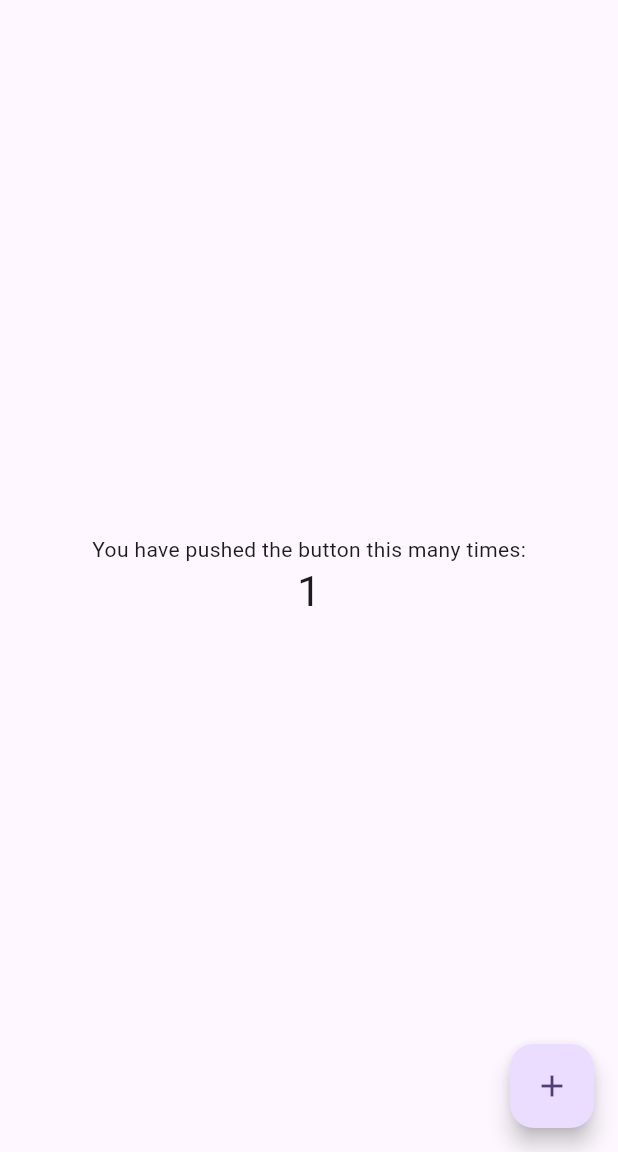
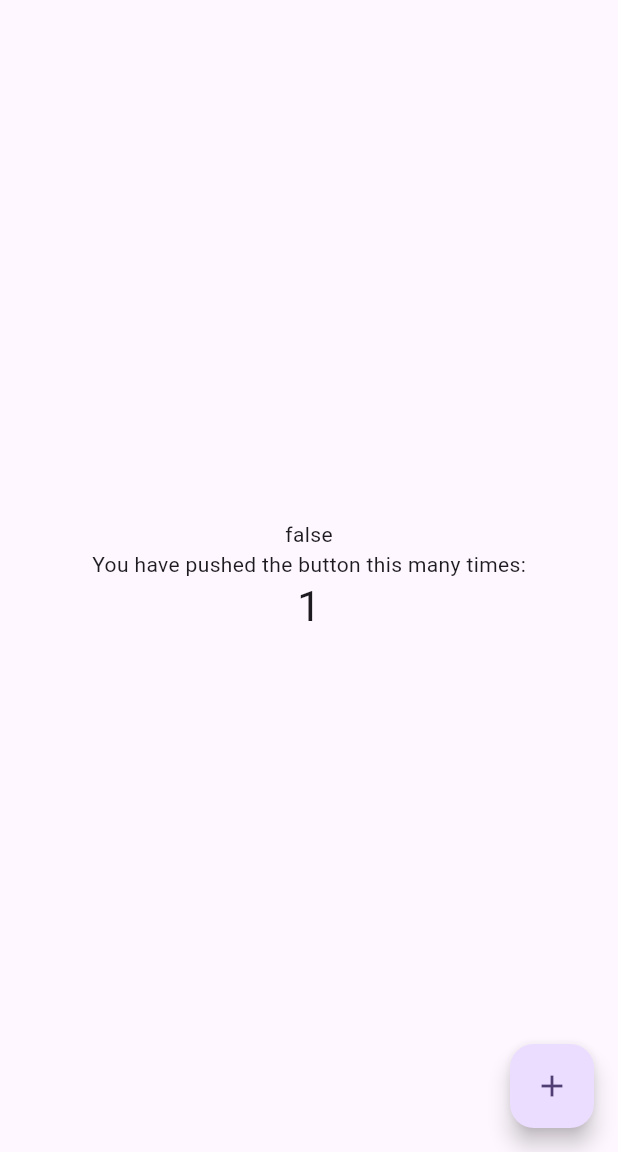
Before and after one commit to Bill-GD/topix-mobile, a Flutter app: the screen it shows after launch, after a tap on the "add" icon, on a phone screen of 412 x 824 dp, the part 84-1236 px from its top. Run offline on Flutter 3.47's test engine with Material 3 defaults, Android fonts, the phone set to English and light mode, and no system bars; our stand-ins replace firebase_core, firebase_remote_config; accounts and stored records are empty.

```diff
--- a/lib/app.dart
+++ b/lib/app.dart
@@ -1,6 +1,7 @@
 import 'package:flutter/material.dart';
 
 import 'ui/core/widget_error.dart';
+import 'utils/constants.dart';
 
 class TopixApp extends StatelessWidget {
   final GlobalKey<NavigatorState> navKey;
@@ -92,8 +93,15 @@ class _MyHomePageState extends State<MyHomePage> {
           // wireframe for each widget.
           mainAxisAlignment: .center,
           children: [
+            ValueListenableBuilder<bool>(
+              valueListenable: Constants.emailVerificationEnabled,
+              builder: (_, value, _) => Text('$value'),
+            ),
             const Text('You have pushed the button this many times:'),
-            Text('$_counter', style: Theme.of(context).textTheme.headlineMedium),
+            Text(
+              '$_counter',
+              style: Theme.of(context).textTheme.headlineMedium,
+            ),
           ],
         ),
       ),
--- a/lib/main.dart
+++ b/lib/main.dart
@@ -2,10 +2,18 @@ import 'dart:ui';
 
 import 'package:flutter/material.dart';
 
+import 'package:firebase_core/firebase_core.dart';
+import 'package:firebase_remote_config/firebase_remote_config.dart';
+import 'package:provider/provider.dart';
+
 import 'app.dart';
+import 'firebase_options.dart';
 import 'ui/core/ui_helpers.dart';
+import 'utils/helpers.dart';
 
-void main() {
+Future<void> main() async {
+  WidgetsFlutterBinding.ensureInitialized();
+
   FlutterError.onError = (details) {
     FlutterError.presentError(details);
   };
@@ -22,5 +30,16 @@ void main() {
     );
     return true;
   };
-  runApp(TopixApp(navKey: navigatorKey));
+
+  await Firebase.initializeApp(options: DefaultFirebaseOptions.currentPlatform);
+
+  final remoteConfig = FirebaseRemoteConfig.instance;
+  await setupFirebaseRemoteConfig(remoteConfig);
+
+  runApp(
+    MultiProvider(
+      providers: [Provider.value(value: remoteConfig)],
+      child: TopixApp(navKey: navigatorKey),
+    ),
+  );
 }
--- a/lib/ui/core/widget_error.dart
+++ b/lib/ui/core/widget_error.dart
@@ -1,5 +1,6 @@
 import 'package:flutter/material.dart';
-import 'package:topix/utils/constants.dart';
+
+import '../../utils/constants.dart';
 
 class WidgetError extends StatelessWidget {
   final FlutterErrorDetails e;
--- a/lib/utils/constants.dart
+++ b/lib/utils/constants.dart
@@ -1,3 +1,5 @@
+import 'package:flutter/foundation.dart';
+
 enum FontSize {
   xl(48),
   large(32),
@@ -12,3 +14,7 @@ enum FontSize {
 
   double call() => size;
 }
+
+class Constants {
+  static final emailVerificationEnabled = ValueNotifier(false);
+}
--- a/lib/utils/helpers.dart
+++ b/lib/utils/helpers.dart
@@ -1,3 +1,9 @@
+import 'package:firebase_remote_config/firebase_remote_config.dart'
+    show FirebaseRemoteConfig, RemoteConfigSettings;
+
+import 'constants.dart' show Constants;
+import 'extensions.dart' show NumDurationExtensions;
+
 /// From https://pub.dev/packages/dedent, modified to not use extra packages
 String dedent(String text) {
   final whitespaceOnlyRe = RegExp(r'^[ \t]+$', multiLine: true);
@@ -41,7 +47,10 @@ String dedent(String text) {
   }
 
   if (margin != null && margin != '') {
-    final r = RegExp(r'^' + margin, multiLine: true); // python r"(?m)^" illegal in js regex so leave it out
+    final r = RegExp(
+      r'^' + margin,
+      multiLine: true,
+    ); // python r"(?m)^" illegal in js regex so leave it out
     text = text.replaceAll(r, '');
   }
   return text;
@@ -55,3 +64,23 @@ Iterable<List<T>> zip<T>(Iterable<Iterable<T>> iterables) sync* {
     yield iterators.map((e) => e.current).toList(growable: false);
   }
 }
+
+Future<void> setupFirebaseRemoteConfig(FirebaseRemoteConfig config) async {
+  await config.setConfigSettings(
+    RemoteConfigSettings(
+      fetchTimeout: 1.minutes,
+      minimumFetchInterval: 1.hours,
+    ),
+  );
+  await config.fetchAndActivate();
+  Constants.emailVerificationEnabled.value = config.getBool(
+    'ENABLE_EMAIL_VERIFICATION',
+  );
+
+  config.onConfigUpdated.listen((event) async {
+    await config.activate();
+    Constants.emailVerificationEnabled.value = config.getBool(
+      'ENABLE_EMAIL_VERIFICATION',
+    );
+  });
+}
--- a/pubspec.yaml
+++ b/pubspec.yaml
@@ -18,6 +18,9 @@ dependencies:
   animations: ^2.1.1
   provider: ^6.1.5+1
   path_provider: ^2.1.5
+  firebase_core: ^4.2.1
+  firebase_remote_config: ^6.1.2
+  firebase_analytics: ^12.0.4
   google_sign_in: ^7.2.0
   dio: ^5.9.0
   flutter_secure_storage: ^9.2.4
@@ -43,6 +46,7 @@ dev_dependencies:
 # yaml configs
 import_sorter:
   comments: false
+  # flutter pub run import_sorter:main
 # flutter_launcher_icons:
 #   android: true
 #   image_path: 'assets/images/icon.png'
```
Also changed, not shown: lib/utils/extensions.dart (+6 -6 lines), .github/workflows/dev_release.yaml, .github/workflows/release.yaml, firebase.json (added), lib/firebase_options.dart (added), pubspec.lock, 4 other files.
